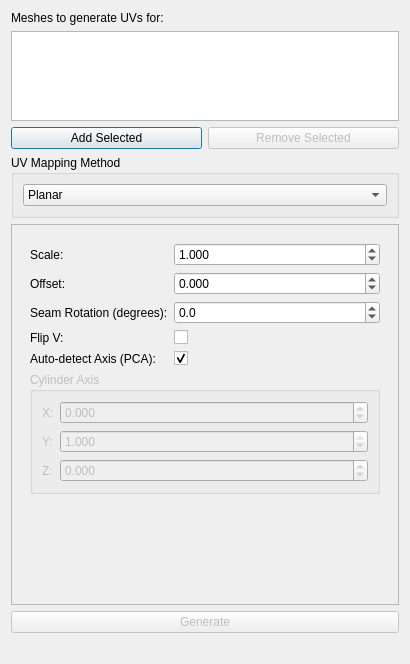
This is ui/UVGenerationDialog.ui in sharjith/ModelViewer-Qt as Qt 5 draws it before an edit. The edited form follows.
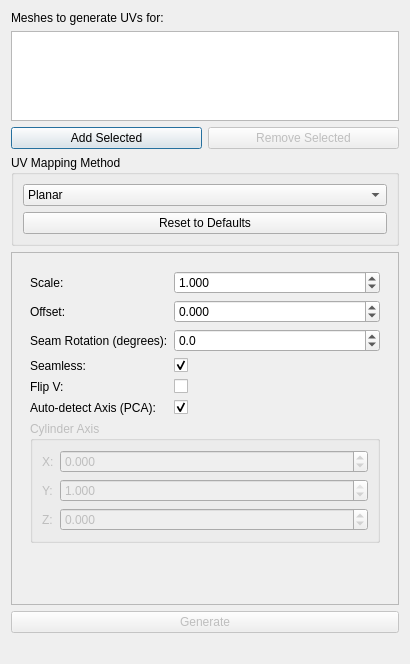
This is the edited form. The open tabs and pages were chosen to show the change.

Commit message: Fix UV Scale clamping, add Cylindrical seamless toggle, fix Spherical seamless

```diff
--- a/ui/UVGenerationDialog.ui
+++ b/ui/UVGenerationDialog.ui
@@ -116,6 +116,16 @@
         </item>
        </widget>
       </item>
+      <item>
+       <widget class="QPushButton" name="resetDefaultsButton">
+        <property name="toolTip">
+         <string>Reset every method's settings back to their default values (does not change the currently selected method or the mesh list)</string>
+        </property>
+        <property name="text">
+         <string>Reset to Defaults</string>
+        </property>
+       </widget>
+      </item>
      </layout>
     </widget>
    </item>
@@ -272,27 +282,47 @@
             </widget>
            </item>
            <item row="3" column="0">
-            <widget class="QLabel" name="label_FlipV_Cyl">
+            <widget class="QLabel" name="label_SeamlessCylindrical">
              <property name="text">
-              <string>Flip V:</string>
+              <string>Seamless:</string>
              </property>
             </widget>
            </item>
            <item row="3" column="1">
-            <widget class="QCheckBox" name="checkBox_FlipV_Cyl">
+            <widget class="QCheckBox" name="checkBox_SeamlessCylindrical">
+             <property name="toolTip">
+              <string>Wrap U continuously to avoid a visible seam</string>
+             </property>
              <property name="text">
               <string/>
              </property>
+             <property name="checked">
+              <bool>true</bool>
+             </property>
             </widget>
            </item>
            <item row="4" column="0">
+            <widget class="QLabel" name="label_FlipV_Cyl">
+             <property name="text">
+              <string>Flip V:</string>
+             </property>
+            </widget>
+           </item>
+           <item row="4" column="1">
+            <widget class="QCheckBox" name="checkBox_FlipV_Cyl">
+             <property name="text">
+              <string/>
+             </property>
+            </widget>
+           </item>
+           <item row="5" column="0">
             <widget class="QLabel" name="label_CylAutoDetectAxis">
              <property name="text">
               <string>Auto-detect Axis (PCA):</string>
              </property>
             </widget>
            </item>
-           <item row="4" column="1">
+           <item row="5" column="1">
             <widget class="QCheckBox" name="checkBox_CylAutoDetectAxis">
              <property name="toolTip">
               <string>Detect the cylinder's axis automatically from its geometry. Uncheck to enter the axis manually below.</string>
@@ -305,7 +335,7 @@
              </property>
             </widget>
            </item>
-           <item row="5" column="0" colspan="2">
+           <item row="6" column="0" colspan="2">
             <widget class="QGroupBox" name="groupBox_CylAxis">
              <property name="enabled">
               <bool>false</bool>
```
The commit also changes 4 other files.
